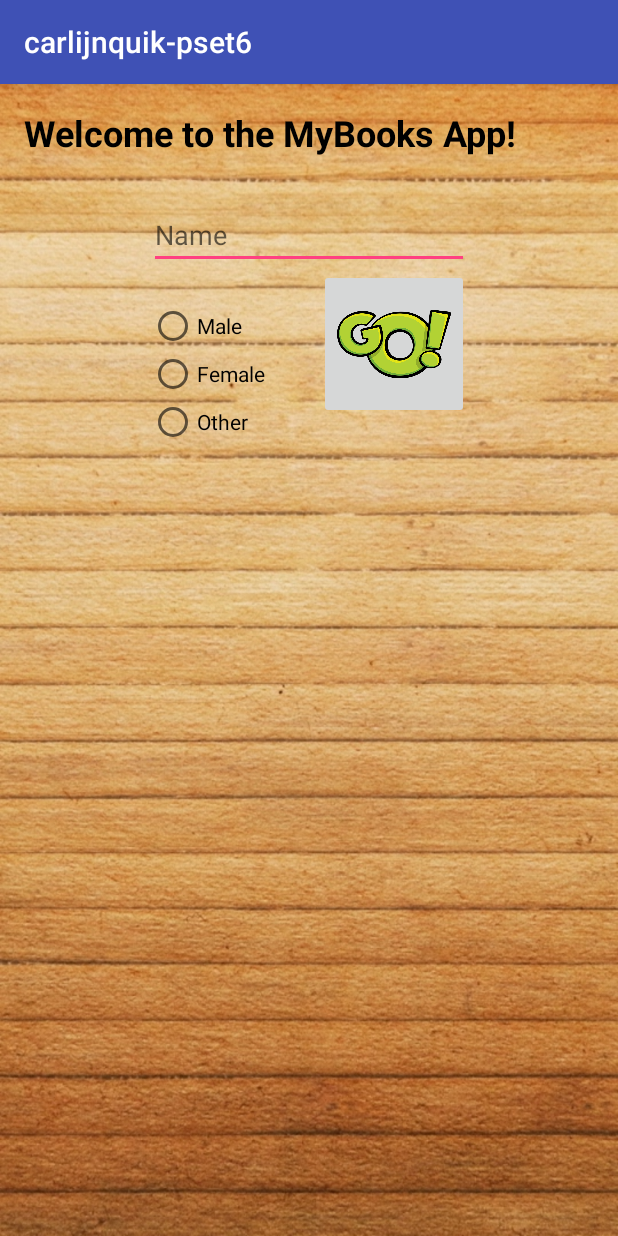
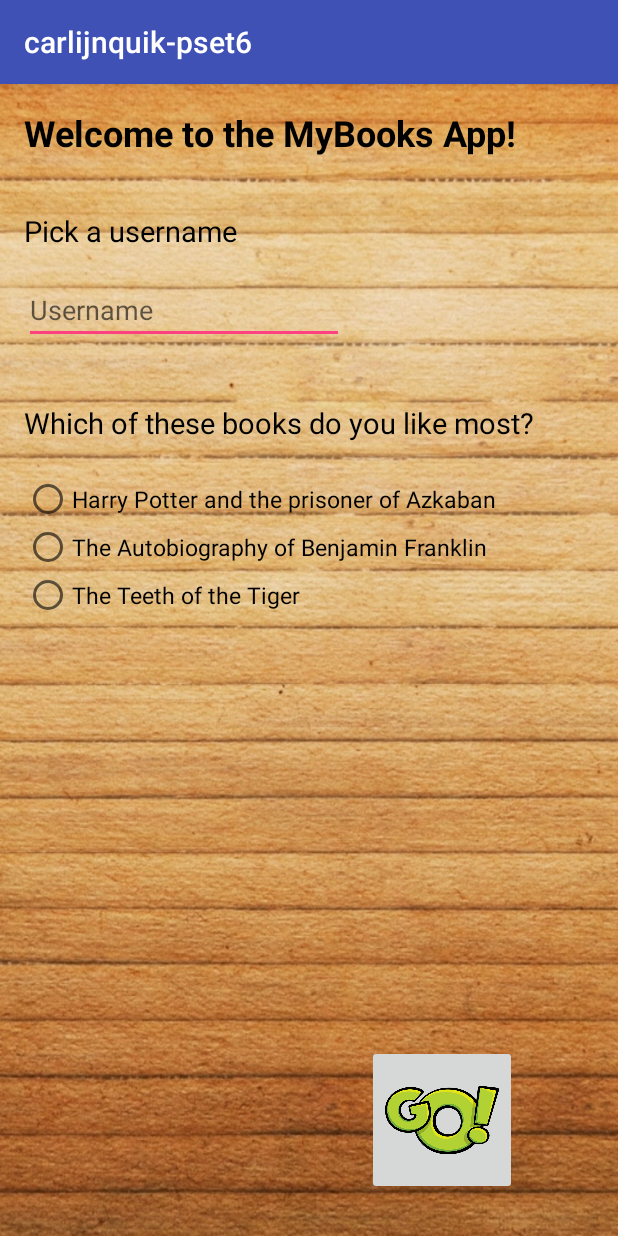
Before and after one commit to CarlijnQuik/My-Books-App, an Android app: the screen it shows after launch (MainActivity), on a phone screen of 412 x 824 dp. Run offline under Robolectric (Android 15) with nearby library versions, the phone set to English and light mode, and no system bars; our stand-ins replace Firebase (no records; nobody signed in at launch, a user with empty details on screens opened directly).

Commit message:
Functioning completely TODO; Efficiency, styling

```diff
--- a/app/src/main/java/com/example/carlijnquik/carlijnquik_pset6/Book.java
+++ b/app/src/main/java/com/example/carlijnquik/carlijnquik_pset6/Book.java
@@ -31,10 +31,6 @@ public class Book implements Serializable {
     public String getAuthor() {
 
         return this.author;
-    }
-
-    public String getFirebasekey(){
-        return this.firebasekey;
     }
 
     public String getCoverUrl() {
--- a/app/src/main/java/com/example/carlijnquik/carlijnquik_pset6/BookDetailActivity.java
+++ b/app/src/main/java/com/example/carlijnquik/carlijnquik_pset6/BookDetailActivity.java
@@ -2,6 +2,7 @@ package com.example.carlijnquik.carlijnquik_pset6;
 
 import android.content.Context;
 import android.content.Intent;
+import android.content.SharedPreferences;
 import android.net.Uri;
 import android.os.AsyncTask;
 import android.os.Bundle;
@@ -39,6 +40,7 @@ public class BookDetailActivity extends AppCompatActivity {
     ImageView add;
     FirebaseDatabase database;
     DatabaseReference dataRef;
+    String name;
 
     @Override
     protected void onCreate(Bundle savedInstanceState) {
@@ -64,6 +66,8 @@ public class BookDetailActivity extends AppCompatActivity {
 
         database = FirebaseDatabase.getInstance();
         dataRef = database.getReference();
+        SharedPreferences prefs = this.getSharedPreferences("user", this.MODE_PRIVATE);
+        name = prefs.getString("name", "");
 
         String request_details = "http://openlibrary.org/" + "books/" + id + ".json";
         RetrieveDetails retrieveDetails = new RetrieveDetails(this);
@@ -87,7 +91,7 @@ public class BookDetailActivity extends AppCompatActivity {
         book.title = title;
         book.author = author;
         book.firebasekey = dataRef.child("Books").push().getKey();
-        dataRef.child("Books").child(book.firebasekey).setValue(book);
+        dataRef.child("Users").child(name).child("Books").child(book.firebasekey).setValue(book);
         Toast toast = Toast.makeText(this, "Book added to list!", Toast.LENGTH_SHORT);
         toast.show();
     }
--- a/app/src/main/java/com/example/carlijnquik/carlijnquik_pset6/MenuActivity.java
+++ b/app/src/main/java/com/example/carlijnquik/carlijnquik_pset6/MenuActivity.java
@@ -16,7 +16,7 @@ public class MenuActivity extends AppCompatActivity {
         setContentView(R.layout.activity_menu);
 
         // welcome user
-        SharedPreferences prefs = this.getSharedPreferences("settings", this.MODE_PRIVATE);
+        SharedPreferences prefs = this.getSharedPreferences("user", this.MODE_PRIVATE);
         String name = prefs.getString("name", "");
         TextView menu_title = (TextView) findViewById(R.id.menu_title);
         menu_title.setText("Welcome " + name + " !");
--- a/app/src/main/res/layout/activity_main.xml
+++ b/app/src/main/res/layout/activity_main.xml
@@ -22,17 +22,86 @@
         android:gravity="center"
         android:text="Welcome to the MyBooks App!"
         android:elevation="5dp"
-        android:textColor="@android:color/black" />
+        android:textColor="@android:color/black"
+        android:id="@+id/textView" />
+
+    <TextView
+        android:text="Which of these books do you like most?"
+        android:id="@+id/question_book"
+        android:layout_width="wrap_content"
+        android:layout_height="wrap_content"
+        android:textSize="19sp"
+        android:textColor="@android:color/black"
+        android:layout_below="@+id/name_input"
+        android:layout_alignParentLeft="true"
+        android:layout_alignParentStart="true"
+        android:layout_marginTop="39dp" />
+
+    <TextView
+        android:text="Pick a username"
+        android:layout_width="wrap_content"
+        android:layout_height="wrap_content"
+        android:textSize="19sp"
+        android:textColor="@android:color/black"
+        android:id="@+id/question_name"
+        android:layout_below="@+id/textView"
+        android:layout_alignParentLeft="true"
+        android:layout_alignParentStart="true"
+        android:layout_marginTop="36dp" />
 
     <EditText
         android:layout_width="wrap_content"
         android:layout_height="wrap_content"
         android:inputType="textPersonName"
-        android:hint="Name"
+        android:hint="Username"
         android:ems="10"
         android:id="@+id/name_input"
-        android:layout_marginTop="62dp"
-        android:layout_centerHorizontal="true" />
+        android:layout_marginTop="43dp"
+        android:layout_alignTop="@+id/question_name"
+        android:layout_alignParentLeft="true"
+        android:layout_alignParentStart="true" />
+
+    <RadioGroup
+        android:layout_width="wrap_content"
+        android:layout_height="wrap_content"
+        android:layout_below="@+id/question_book"
+        android:layout_alignParentLeft="true"
+        android:layout_alignParentStart="true">
+
+        <RadioButton
+            android:text="Harry Potter and the prisoner of Azkaban"
+            android:layout_width="wrap_content"
+            android:layout_height="wrap_content"
+            android:id="@+id/potter"
+            android:textSize="15sp"
+            android:onClick="onRadioButtonClicked"
+            android:layout_below="@+id/name_input"
+            android:layout_alignLeft="@+id/name_input"
+            android:layout_alignStart="@+id/name_input"
+            android:layout_marginTop="22dp" />
+
+        <RadioButton
+            android:text="The Autobiography of Benjamin Franklin"
+            android:layout_width="wrap_content"
+            android:layout_height="wrap_content"
+            android:id="@+id/benjamin"
+            android:textSize="15sp"
+            android:onClick="onRadioButtonClicked"
+            android:layout_below="@+id/female"
+            android:layout_alignLeft="@+id/female"
+            android:layout_alignStart="@+id/female" />
+
+        <RadioButton
+            android:text="The Teeth of the Tiger"
+            android:layout_width="wrap_content"
+            android:layout_height="wrap_content"
+            android:textSize="15sp"
+            android:id="@+id/tiger"
+            android:onClick="onRadioButtonClicked"
+            android:layout_below="@+id/other"
+            android:layout_alignLeft="@+id/other"
+            android:layout_alignStart="@+id/other" />
+    </RadioGroup>
 
     <ImageButton
         android:layout_width="100dp"
@@ -41,47 +110,9 @@
         android:scaleType="fitCenter"
         android:id="@+id/go"
         android:onClick="Go"
-        android:layout_below="@+id/name_input"
-        android:layout_alignRight="@+id/name_input"
-        android:layout_alignEnd="@+id/name_input" />
-
-    <RadioGroup
-        android:layout_width="wrap_content"
-        android:layout_height="wrap_content"
-        android:layout_below="@+id/name_input"
-        android:layout_alignLeft="@+id/name_input"
-        android:layout_alignStart="@+id/name_input">
-
-        <RadioButton
-            android:text="Male"
-            android:layout_width="wrap_content"
-            android:layout_height="wrap_content"
-            android:id="@+id/male"
-            android:onClick="onRadioButtonClicked"
-            android:layout_below="@+id/name_input"
-            android:layout_alignLeft="@+id/name_input"
-            android:layout_alignStart="@+id/name_input"
-            android:layout_marginTop="22dp" />
-
-        <RadioButton
-            android:text="Female"
-            android:layout_width="wrap_content"
-            android:layout_height="wrap_content"
-            android:id="@+id/female"
-            android:onClick="onRadioButtonClicked"
-            android:layout_below="@+id/female"
-            android:layout_alignLeft="@+id/female"
-            android:layout_alignStart="@+id/female" />
-
-        <RadioButton
-            android:text="Other"
-            android:layout_width="wrap_content"
-            android:layout_height="wrap_content"
-            android:id="@+id/other"
-            android:onClick="onRadioButtonClicked"
-            android:layout_below="@+id/other"
-            android:layout_alignLeft="@+id/other"
-            android:layout_alignStart="@+id/other" />
-    </RadioGroup>
+        android:layout_marginBottom="11dp"
+        android:layout_alignParentBottom="true"
+        android:layout_alignRight="@+id/textView"
+        android:layout_alignEnd="@+id/textView" />
 
 </RelativeLayout>
```
Also changed, not shown: app/src/main/java/com/example/carlijnquik/carlijnquik_pset6/BooksActivity.java (+5 -9 lines), app/src/main/java/com/example/carlijnquik/carlijnquik_pset6/DatabaseHelper.java (deleted, +0 -89 lines), app/src/main/java/com/example/carlijnquik/carlijnquik_pset6/MainActivity.java (+29 -10 lines), app/src/main/res/layout/activity_http_request_helper.xml (deleted, +0 -13 lines), app/src/main/res/layout/activity_retrieve_details.xml (deleted, +0 -13 lines).
